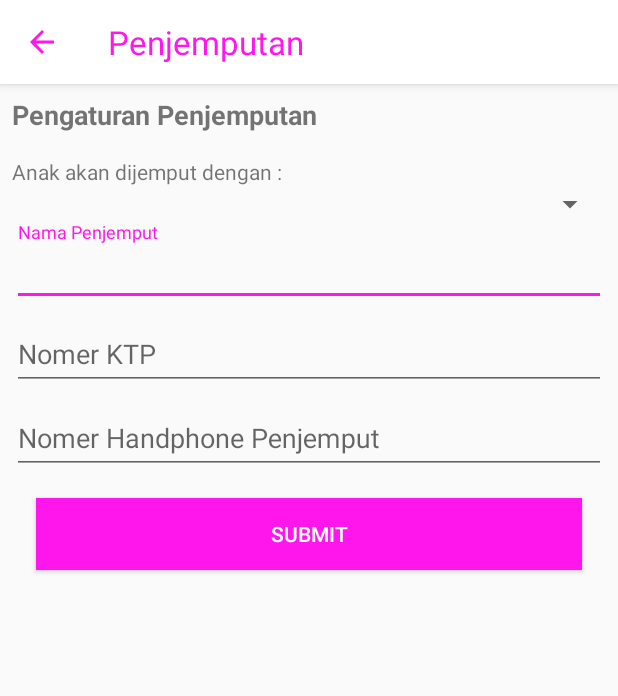
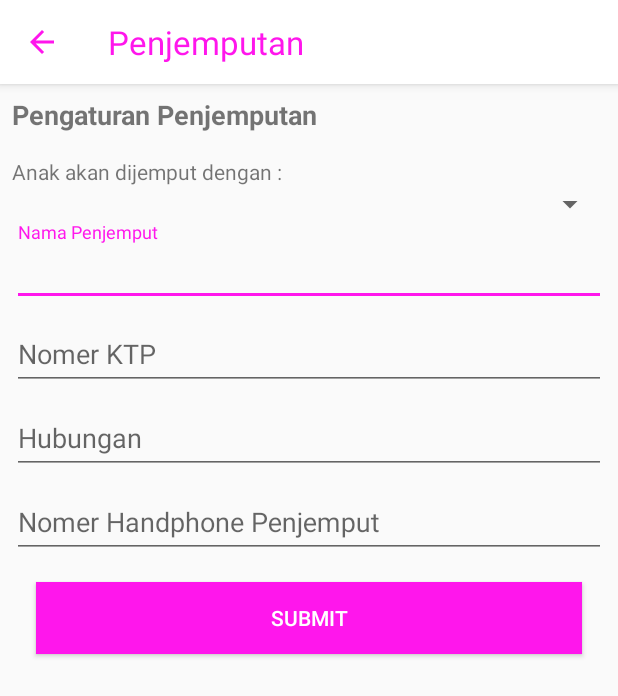
Before and after one commit to zulfahly/SmartParent, an Android app: the PickUpStudentActivity screen opened directly, with no data from a screen before it, on a phone screen of 412 x 824 dp. Shown: the top 696 px of the screen. Run offline under Robolectric (Android 15) with nearby library versions, the phone set to English and light mode, and no system bars; 2 statements that could not run were skipped.

Commit message:
add pickupStudent and call menu

```diff
--- a/app/src/main/java/pnj/ti/b2013/smartparent/view/pickUpStudent/PickUpStudentActivity.java
+++ b/app/src/main/java/pnj/ti/b2013/smartparent/view/pickUpStudent/PickUpStudentActivity.java
@@ -1,16 +1,30 @@
 package pnj.ti.b2013.smartparent.view.pickUpStudent;
 
-import android.support.v7.app.AppCompatActivity;
 import android.os.Bundle;
+import android.view.View;
+import android.widget.Button;
+import android.widget.EditText;
+import android.widget.Spinner;
 
 import pnj.ti.b2013.smartparent.R;
+import pnj.ti.b2013.smartparent.model.Student;
 import pnj.ti.b2013.smartparent.view.BaseActivity;
 
 public class PickUpStudentActivity extends BaseActivity {
 
+    Spinner spinner;
+    EditText namaPenjemput;
+    EditText ktp;
+    EditText relation;
+    EditText phone;
+    Button submit;
+    Student student;
+
     @Override
     protected void onCreate(Bundle savedInstanceState) {
         super.onCreate(savedInstanceState);
+        student = getIntent().getParcelableExtra("student");
+
         setContentView(R.layout.activity_pick_up_student);
         initUI();
     }
@@ -18,6 +32,27 @@ public class PickUpStudentActivity extends BaseActivity {
     private void initUI() {
         setToolbar("Penjemputan",true);
 
+        namaPenjemput = (EditText) findViewById(R.id.Name);
+        ktp = (EditText) findViewById(R.id.ktpId);
+        relation = (EditText) findViewById(R.id.relation);
+        phone = (EditText) findViewById(R.id.phoneNumber);
+        submit = (Button) findViewById(R.id.submitBtn);
+        spinner = (Spinner) findViewById(R.id.spinner);
+
+        submit.setOnClickListener(new View.OnClickListener() {
+            @Override
+            public void onClick(View view) {
+                setPickUp();
+            }
+        });
+
+    }
+
+    private void setPickUp() {
+        if (getTaskService().isNetworkAvailable()){
+            getTaskService().addPickup(namaPenjemput.getText().toString(),ktp.getText().toString(),
+                                        relation.getText().toString(),student.NIS,relation.getText().toString());
+        }
     }
 
     @Override
--- a/app/src/main/res/layout/activity_pick_up_student.xml
+++ b/app/src/main/res/layout/activity_pick_up_student.xml
@@ -42,6 +42,7 @@
                     android:layout_marginTop="@dimen/large_padding"/>
 
                 <android.support.v7.widget.AppCompatSpinner
+                    android:id="@+id/spinner"
                     android:layout_width="match_parent"
                     android:layout_height="wrap_content"/>
 
@@ -72,6 +73,17 @@
                     android:layout_height="wrap_content">
 
                     <EditText
+                        android:id="@+id/relation"
+                        android:layout_width="match_parent"
+                        android:layout_height="wrap_content"
+                        android:hint="Hubungan" />
+                </android.support.design.widget.TextInputLayout>
+
+                <android.support.design.widget.TextInputLayout
+                    android:layout_width="match_parent"
+                    android:layout_height="wrap_content">
+
+                    <EditText
                         android:id="@+id/PhoneNumber"
                         android:layout_width="match_parent"
                         android:layout_height="wrap_content"
@@ -79,6 +91,7 @@
                 </android.support.design.widget.TextInputLayout>
 
                 <android.support.v7.widget.AppCompatButton
+                    android:id="@+id/submitBtn"
                     android:layout_width="match_parent"
                     android:layout_height="wrap_content"
                     android:layout_margin="@dimen/large_padding"
```
Also changed, not shown: app/src/main/AndroidManifest.xml (+6 -6 lines), app/src/main/java/pnj/ti/b2013/smartparent/service/VolleyTaskService.java (+14 -0 lines), app/src/main/java/pnj/ti/b2013/smartparent/view/MainActivity.java (+46 -7 lines), app/src/main/java/pnj/ti/b2013/smartparent/view/phonecall/PhonecallActivity.java (added, +15 -0 lines), app/src/main/res/layout/activity_main.xml (+28 -18 lines), app/src/main/res/layout/activity_phonecall.xml (added, +9 -0 lines), app/src/main/res/drawable-hdpi/ic_phone_call.png (added), app/src/main/res/drawable-mdpi/ic_phone_call.png (added), app/src/main/res/drawable-xhdpi/ic_phone_call.png (added), app/src/main/res/drawable-xxhdpi/ic_phone_call.png (added), app/src/main/res/drawable-xxxhdpi/ic_phone_call.png (added).
